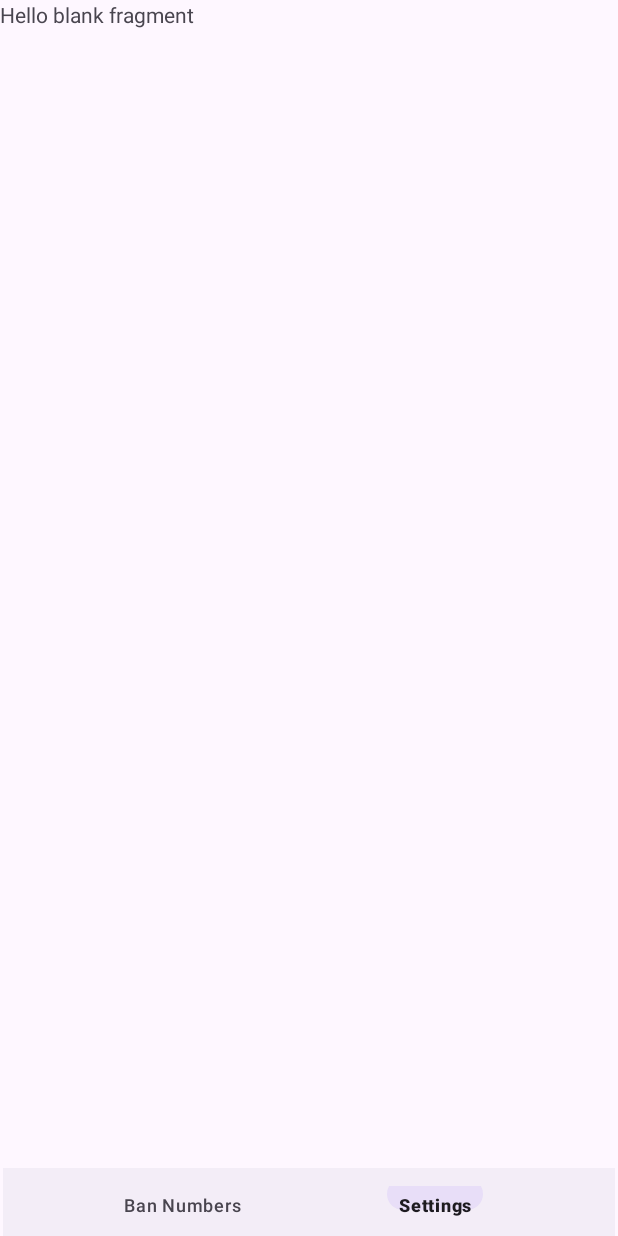
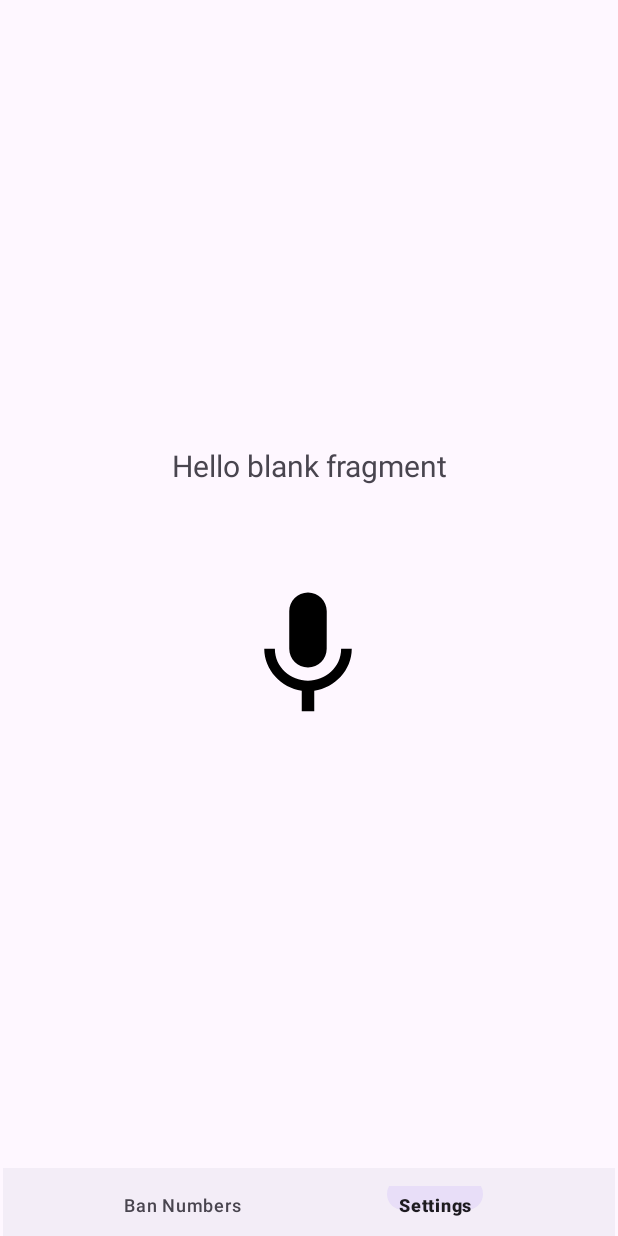
Before and after one commit to PohYiJieNicholas/Capstone-ScamDetection, an Android app: the screen it shows after launch (MainActivity), item 2 of the bottom bar chosen, on a phone screen of 412 x 824 dp. Run offline under Robolectric (Android 15) with nearby library versions, the phone set to English and light mode, and no system bars; our stand-ins replace Firebase (no records; nobody signed in at launch, a user with empty details on screens opened directly).

Commit message:
Add Speech to text feature

```diff
--- a/app/build.gradle.kts
+++ b/app/build.gradle.kts
@@ -34,10 +34,12 @@ android {
         sourceCompatibility = JavaVersion.VERSION_1_8
         targetCompatibility = JavaVersion.VERSION_1_8
     }
+
     kotlinOptions {
         jvmTarget = "1.8"
     }
 }
+
 
 dependencies {
 
@@ -51,4 +53,6 @@ dependencies {
     testImplementation("junit:junit:4.13.2")
     androidTestImplementation("androidx.test.ext:junit:1.1.5")
     androidTestImplementation("androidx.test.espresso:espresso-core:3.5.1")
+
+
 }
--- a/app/src/main/AndroidManifest.xml
+++ b/app/src/main/AndroidManifest.xml
@@ -5,6 +5,8 @@
     <uses-permission android:name="android.permission.READ_PHONE_STATE"/>
     <uses-permission android:name="android.permission.READ_CONTACTS"/>
     <uses-permission android:name="android.permission.READ_CALL_LOG"/>
+
+    <uses-permission android:name="android.permission.RECORD_AUDIO" />
 
 
     <application
--- a/app/src/main/java/com/example/scamdetection/SettingsFragment.kt
+++ b/app/src/main/java/com/example/scamdetection/SettingsFragment.kt
@@ -1,59 +1,127 @@
 package com.example.scamdetection
 
+import android.app.Activity
+import android.app.Activity.RESULT_OK
+import android.content.Intent
+import android.content.pm.PackageManager
 import android.os.Bundle
+import android.speech.RecognitionListener
+import android.speech.RecognizerIntent
+import android.speech.SpeechRecognizer
+import android.view.Gravity
 import androidx.fragment.app.Fragment
 import android.view.LayoutInflater
 import android.view.View
 import android.view.ViewGroup
+import android.widget.Toast
+import androidx.activity.result.ActivityResultLauncher
+import androidx.activity.result.contract.ActivityResultContracts
+import androidx.core.app.ActivityCompat
+import com.example.scamdetection.databinding.FragmentBanNumbersBinding
+import com.example.scamdetection.databinding.FragmentSettingsBinding
+import java.util.Locale
+import java.util.Objects
 
-// TODO: Rename parameter arguments, choose names that match
-// the fragment initialization parameters, e.g. ARG_ITEM_NUMBER
-private const val ARG_PARAM1 = "param1"
-private const val ARG_PARAM2 = "param2"
-
-/**
- * A simple [Fragment] subclass.
- * Use the [SettingsFragment.newInstance] factory method to
- * create an instance of this fragment.
- */
 class SettingsFragment : Fragment() {
-    // TODO: Rename and change types of parameters
-    private var param1: String? = null
-    private var param2: String? = null
+    private var _binding: FragmentSettingsBinding? = null
+    private val binding get() = _binding!!
+    private lateinit var speechRecognizer: SpeechRecognizer
+    private lateinit var recognizerIntent: Intent
 
     override fun onCreate(savedInstanceState: Bundle?) {
         super.onCreate(savedInstanceState)
-        arguments?.let {
-            param1 = it.getString(ARG_PARAM1)
-            param2 = it.getString(ARG_PARAM2)
-        }
     }
 
     override fun onCreateView(
         inflater: LayoutInflater, container: ViewGroup?,
         savedInstanceState: Bundle?
     ): View? {
-        // Inflate the layout for this fragment
-        return inflater.inflate(R.layout.fragment_settings, container, false)
+        _binding = FragmentSettingsBinding.inflate(inflater, container, false)
+
+        // Check for microphone permission
+        if (ActivityCompat.checkSelfPermission(requireContext(), android.Manifest.permission.RECORD_AUDIO) != PackageManager.PERMISSION_GRANTED) {
+            ActivityCompat.requestPermissions(requireActivity(), arrayOf(android.Manifest.permission.RECORD_AUDIO), 1)
+        } else {
+            initializeSpeechRecognizer()
+        }
+
+
+        return binding.root
     }
 
-    companion object {
-        /**
-         * Use this factory method to create a new instance of
-         * this fragment using the provided parameters.
-         *
-         * @param param1 Parameter 1.
-         * @param param2 Parameter 2.
-         * @return A new instance of fragment SettingsFragment.
-         */
-        // TODO: Rename and change types and number of parameters
-        @JvmStatic
-        fun newInstance(param1: String, param2: String) =
-            SettingsFragment().apply {
-                arguments = Bundle().apply {
-                    putString(ARG_PARAM1, param1)
-                    putString(ARG_PARAM2, param2)
+    override fun onViewCreated(view: View, savedInstanceState: Bundle?) {
+        super.onViewCreated(view, savedInstanceState)
+        binding.idIVMic.setOnClickListener{
+           speechRecognizer.startListening(recognizerIntent)
+        }
+    }
+
+    private fun initializeSpeechRecognizer(){
+        speechRecognizer = SpeechRecognizer.createSpeechRecognizer(requireContext())
+        speechRecognizer.setRecognitionListener(object : RecognitionListener {
+            override fun onReadyForSpeech(params: Bundle?) {
+                // Called when the speech recognition service is ready for user input
+            }
+
+            override fun onBeginningOfSpeech() {
+                // Called when the user has started to speak
+            }
+
+            override fun onRmsChanged(rmsdB: Float) {
+                // Called when the RMS (Root Mean Square) value of the audio input changes
+            }
+
+            override fun onBufferReceived(buffer: ByteArray?) {
+                // Called when partial recognition results are available
+            }
+
+            override fun onEndOfSpeech() {
+                // Called when the user has finished speaking
+            }
+
+            override fun onError(error: Int) {
+                // Called when an error occurs during speech recognition
+            }
+
+            override fun onResults(results: Bundle?) {
+                // Called when the recognition service returns final results
+                val matches = results?.getStringArrayList(SpeechRecognizer.RESULTS_RECOGNITION)
+                if (!matches.isNullOrEmpty()) {
+                    // Process the recognized text (matches[0] contains the top result)
+                    val recognizedText = matches[0]
+                    // Do something with the recognized text, e.g., display it in a TextView
+                    binding.txtMessage.setText(recognizedText)
                 }
             }
+
+            override fun onPartialResults(partialResults: Bundle?) {
+                // Called when partial recognition results are available
+            }
+
+            override fun onEvent(eventType: Int, params: Bundle?) {
+                // Called when an event related to the recognition service occurs
+            }
+        })
+
+        recognizerIntent = Intent(RecognizerIntent.ACTION_RECOGNIZE_SPEECH)
+        recognizerIntent.putExtra(RecognizerIntent.EXTRA_LANGUAGE_MODEL, RecognizerIntent.LANGUAGE_MODEL_FREE_FORM)
+        recognizerIntent.putExtra(RecognizerIntent.EXTRA_LANGUAGE, Locale.getDefault())
+    }
+
+    // Override onDestroy to release SpeechRecognizer resources
+    override fun onDestroy() {
+        speechRecognizer.destroy()
+        super.onDestroy()
+    }
+
+    // Request microphone permission result
+    override fun onRequestPermissionsResult(requestCode: Int, permissions: Array<out String>, grantResults: IntArray) {
+        if (requestCode == 1) {
+            if (grantResults.isNotEmpty() && grantResults[0] == PackageManager.PERMISSION_GRANTED) {
+                initializeSpeechRecognizer()
+            } else {
+                // Handle the case where the user denied the permission
+            }
+        }
     }
 }
--- /dev/null
+++ b/app/src/main/res/drawable/baseline_mic_24.xml
@@ -0,0 +1,5 @@
+<vector android:height="24dp" android:tint="#000000"
+    android:viewportHeight="24" android:viewportWidth="24"
+    android:width="24dp" xmlns:android="http://schemas.android.com/apk/res/android">
+    <path android:fillColor="@android:color/white" android:pathData="M12,14c1.66,0 2.99,-1.34 2.99,-3L15,5c0,-1.66 -1.34,-3 -3,-3S9,3.34 9,5v6c0,1.66 1.34,3 3,3zM17.3,11c0,3 -2.54,5.1 -5.3,5.1S6.7,14 6.7,11L5,11c0,3.41 2.72,6.23 6,6.72L11,21h2v-3.28c3.28,-0.48 6,-3.3 6,-6.72h-1.7z"/>
+</vector>
--- a/app/src/main/res/layout/fragment_settings.xml
+++ b/app/src/main/res/layout/fragment_settings.xml
@@ -1,14 +1,36 @@
 <?xml version="1.0" encoding="utf-8"?>
-<FrameLayout xmlns:android="http://schemas.android.com/apk/res/android"
+<androidx.constraintlayout.widget.ConstraintLayout xmlns:android="http://schemas.android.com/apk/res/android"
+    xmlns:app="http://schemas.android.com/apk/res-auto"
     xmlns:tools="http://schemas.android.com/tools"
     android:layout_width="match_parent"
     android:layout_height="match_parent"
     tools:context=".SettingsFragment">
 
-    <!-- TODO: Update blank fragment layout -->
+    <!--creating a simple image view for mic-->
+
+    <ImageView
+        android:id="@+id/idIVMic"
+        android:layout_width="100dp"
+        android:layout_height="100dp"
+        android:layout_centerHorizontal="true"
+        android:layout_marginBottom="292dp"
+        android:src="@drawable/baseline_mic_24"
+        app:layout_constraintBottom_toBottomOf="parent"
+        app:layout_constraintEnd_toEndOf="parent"
+        app:layout_constraintHorizontal_bias="0.498"
+        app:layout_constraintStart_toStartOf="parent" />
+
     <TextView
-        android:layout_width="match_parent"
-        android:layout_height="match_parent"
-        android:text="@string/hello_blank_fragment" />
+        android:id="@+id/txt_message"
+        android:layout_width="279dp"
+        android:layout_height="132dp"
+        android:gravity="center"
+        android:text="@string/hello_blank_fragment"
+        android:textSize="20sp"
+        app:layout_constraintBottom_toTopOf="@+id/idIVMic"
+        app:layout_constraintEnd_toEndOf="parent"
+        app:layout_constraintStart_toStartOf="parent"
+        app:layout_constraintTop_toTopOf="parent"
+        app:layout_constraintVertical_bias="0.961" />
 
-</FrameLayout>
+</androidx.constraintlayout.widget.ConstraintLayout>
--- a/build.gradle.kts
+++ b/build.gradle.kts
@@ -1,6 +1,7 @@
 buildscript {
     dependencies {
         classpath("com.google.gms:google-services:4.4.0")
+
     }
 }
 // Top-level build file where you can add configuration options common to all sub-projects/modules.
```
Also changed, not shown: app/src/main/java/com/example/scamdetection/MainActivity.kt (+11 -3 lines).
